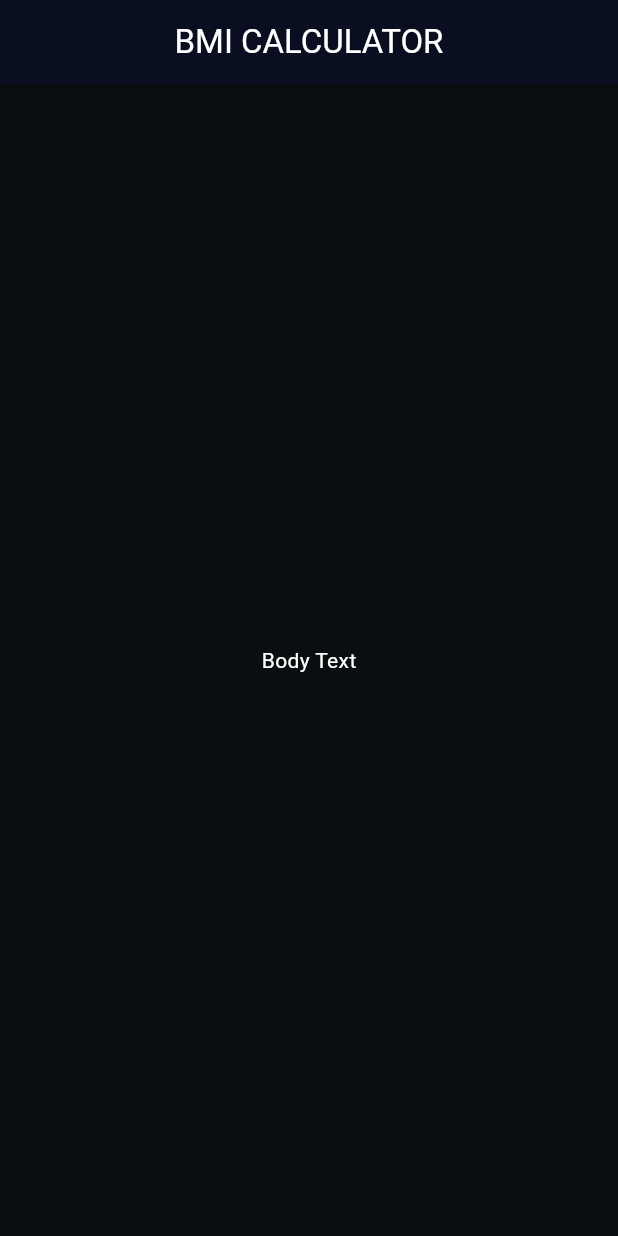
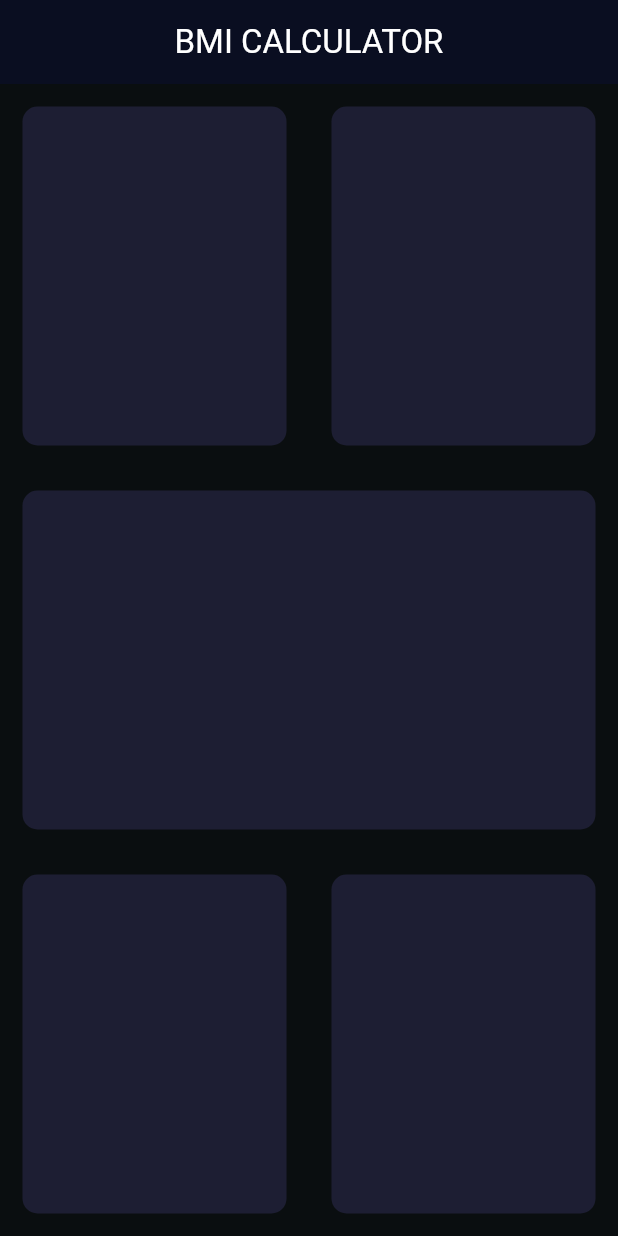
Before and after one commit to RITWIZSINGH/bmi_calculator_flutter, a Flutter app: the screen it shows after launch, on a phone screen of 412 x 824 dp. Run offline on Flutter 3.47's test engine with Material 3 defaults, Android fonts, the phone set to English and light mode, and no system bars.

Commit message:
made layout of the app

```diff
--- a/lib/input_page.dart
+++ b/lib/input_page.dart
@@ -1,6 +1,8 @@
-// ignore_for_file: library_private_types_in_public_api, prefer_const_constructors
+// ignore_for_file: library_private_types_in_public_api, prefer_const_constructors, prefer_const_literals_to_create_immutables
 
+import 'package:flutter/cupertino.dart';
 import 'package:flutter/material.dart';
+import 'package:flutter/widgets.dart';
 
 class InputPage extends StatefulWidget {
   @override
@@ -17,9 +19,81 @@ class _InputPageState extends State<InputPage> {
           style: TextStyle(color: Colors.white),
         ),
       ),
-      body: Center(
-        child: Text('Body Text'),
-      ),
+      body:
+          //FRONT PAGE UI STARTED
+          Column(children: [
+        //TOP LAYER STARTING
+        Expanded(
+          child: Row(
+            children: [
+              //TOP LAYER 1ST CONTAINER STARTING
+              Expanded(
+                child: Container(
+                  margin: EdgeInsets.all(15.0),
+                  decoration: BoxDecoration(
+                    color: Color(0xFF1D1E33),
+                    borderRadius: BorderRadius.circular(10.0), //1st top row
+                  ),
+                ),
+              ),
+              //TOP LAYER 1ST CONTAINER ENDED
+              //TOP LAYER 2ND CONTAINER STARTING
+              Expanded(
+                child: Container(
+                  margin: EdgeInsets.all(15.0),
+                  decoration: BoxDecoration(
+                    color: Color(0xFF1D1E33),
+                    borderRadius: BorderRadius.circular(10.0),
+                  ),
+                ),
+              ),
+              //TOP LAYER 2ND CONTAINER ENDED
+            ],
+          ),
+        ),
+        //TOP LAYER COMPLETED
+        //MIDDLE CARD STARTING
+        Expanded(
+          child: Container(
+            margin: EdgeInsets.all(15.0), //Middle layout
+            decoration: BoxDecoration(
+              color: Color(0xFF1D1E33),
+              borderRadius: BorderRadius.circular(10.0),
+            ),
+          ),
+        ),
+        //MIDDLE CARD ENDING
+
+        //BOTTOM ROW STARTING HERE
+        Expanded(
+          child: Row(
+            children: [
+              //BOTTOM ROW 1ST CONTAINER STARTING
+              Expanded(
+                child: Container(
+                  margin: EdgeInsets.all(15.0),
+                  decoration: BoxDecoration(
+                    color: Color(0xFF1D1E33),
+                    borderRadius: BorderRadius.circular(10.0), //Bottom row
+                  ),
+                ),
+              ),
+              //BOTTOM ROW FIRST CONTAINER ENDED AND SECOND STARTED
+              Expanded(
+                child: Container(
+                  margin: EdgeInsets.all(15.0),
+                  decoration: BoxDecoration(
+                    color: Color(0xFF1D1E33),
+                    borderRadius: BorderRadius.circular(10.0),
+                  ),
+                ),
+              )
+              //BOTTOM ROW 2ND CONTAINER ENDED
+            ],
+          ),
+        ),
+        //BOTTOM ROW ENDED
+      ]),
     );
   }
 }
```
